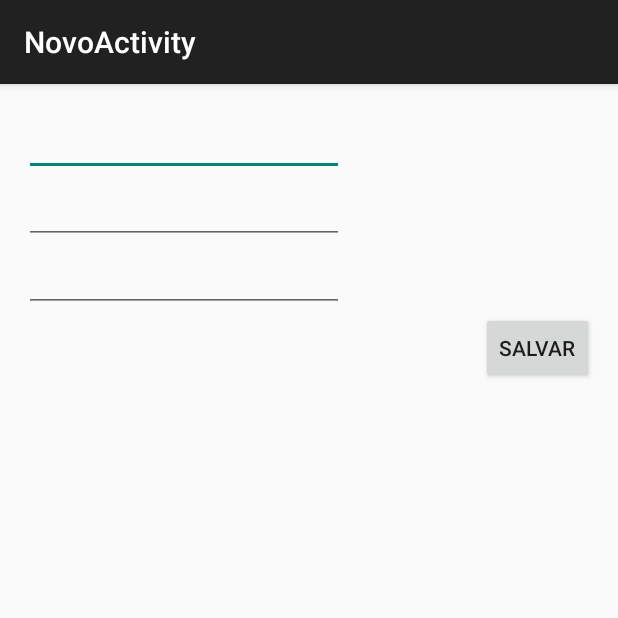
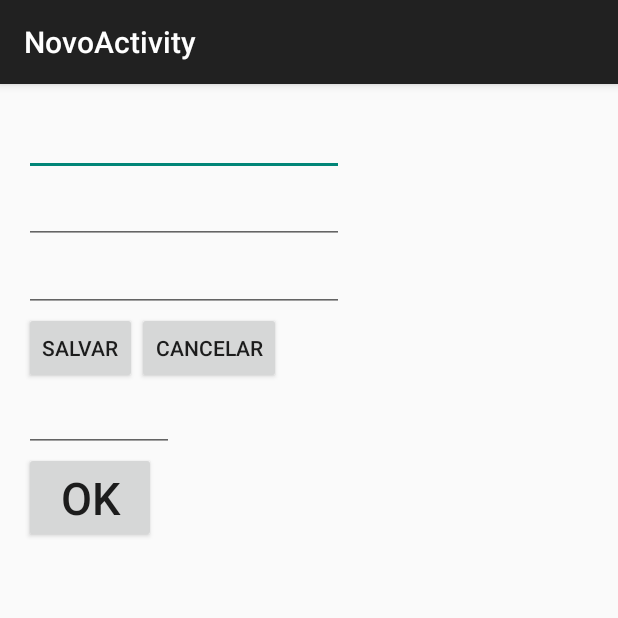
Before and after one commit to Mviiiiiew/TESTOnLine, an Android app: the NovoActivity screen opened directly, with no data from a screen before it, on a phone screen of 412 x 824 dp, the top half of it. Run offline under Robolectric (Android 15) with nearby library versions, the phone set to English and light mode, and no system bars.

```diff
--- a/app/src/main/java/exemplo/webmobile/android/conexaoexterna/NovoActivity.java
+++ b/app/src/main/java/exemplo/webmobile/android/conexaoexterna/NovoActivity.java
@@ -3,9 +3,11 @@ package exemplo.webmobile.android.conexaoexterna;
 import android.content.Intent;
 import android.support.v7.app.ActionBarActivity;
 import android.os.Bundle;
+import android.util.Log;
 import android.view.Menu;
 import android.view.MenuItem;
 import android.view.View;
+import android.widget.Button;
 import android.widget.EditText;
 import android.widget.Toast;
 
@@ -16,6 +18,9 @@ public class NovoActivity extends ActionBarActivity {
     private EditText editTextNome;
     private EditText editTextEmail;
     private EditText editTextTelefone;
+    private  ProductDAO productDAO;
+    EditText edit_barcode;
+    Button btn_Ok;
 
     @Override
     protected void onCreate(Bundle savedInstanceState) {
@@ -23,38 +28,52 @@ public class NovoActivity extends ActionBarActivity {
         setContentView(R.layout.activity_novo);
 
         usuario = new Usuario();
+        productDAO = new ProductDAO();
         editTextNome = (EditText) findViewById(R.id.editTextNome);
         editTextEmail = (EditText) findViewById(R.id.editTextEmail);
         editTextTelefone = (EditText) findViewById(R.id.editTextTelefone);
+        edit_barcode = (EditText) findViewById(R.id.edit_barcode);
+        btn_Ok = (Button) findViewById(R.id.btn_Ok);
+
 
         Intent intent = getIntent();
-        if (intent != null){
+        if (intent != null) {
             Bundle bundle = intent.getExtras();
-            if (bundle != null){
+            if (bundle != null) {
                 usuario.setId(bundle.getInt("id"));
                 editTextNome.setText(bundle.getString("nome"));
                 editTextEmail.setText(bundle.getString("email"));
                 editTextTelefone.setText(bundle.getString("telefone"));
+
             }
         }
+        btn_Ok.setOnClickListener(new View.OnClickListener() {
+            @Override
+            public void onClick(View view) {
+                ProductSaleList productSaleList = new ProductSaleList();
+                productSaleList.setId(productDAO.SearchID(edit_barcode.getText().toString()).getId());
+                productSaleList.setNome(usuario.SearchID(edit_barcode.getText().toString()).getNome());
+
+                String T = productSaleList.getNome();
+                Log.d("NAME","NAME"+T);
+                Toast.makeText(getApplicationContext(), "I" + T, Toast.LENGTH_LONG).show();
+            }
+        });
     }
 
 
-
-
-
-    public void salvar (View view){
+    public void salvar(View view) {
         usuario.setNome(editTextNome.getText().toString());
         usuario.setEmail(editTextEmail.getText().toString());
         usuario.setTelefone(editTextTelefone.getText().toString());
         usuario.salvar();
 
-        Toast.makeText(this,this.usuario.get_mensagem(),Toast.LENGTH_LONG).show();
+        Toast.makeText(this, this.usuario.get_mensagem(), Toast.LENGTH_LONG).show();
         if (usuario.is_status())
             finish();
     }
 
-    public void cancelar (View view){
+    public void cancelar(View view) {
         finish();
     }
 }
--- a/app/src/main/res/layout/activity_novo.xml
+++ b/app/src/main/res/layout/activity_novo.xml
@@ -1,57 +1,74 @@
 <RelativeLayout xmlns:android="http://schemas.android.com/apk/res/android"
-    xmlns:tools="http://schemas.android.com/tools" android:layout_width="match_parent"
-    android:layout_height="match_parent" android:paddingLeft="@dimen/activity_horizontal_margin"
-    android:paddingRight="@dimen/activity_horizontal_margin"
-    android:paddingTop="@dimen/activity_vertical_margin"
-    android:paddingBottom="@dimen/activity_vertical_margin"
-    tools:context="exemplo.webmobile.android.conexaoexterna.NovoActivity">
+                xmlns:tools="http://schemas.android.com/tools"
+                android:layout_width="match_parent"
+                android:layout_height="match_parent"
+                android:paddingBottom="@dimen/activity_vertical_margin"
+                android:paddingLeft="@dimen/activity_horizontal_margin"
+                android:paddingRight="@dimen/activity_horizontal_margin"
+                android:paddingTop="@dimen/activity_vertical_margin"
+                tools:context="exemplo.webmobile.android.conexaoexterna.NovoActivity">
 
     <EditText
+        android:id="@+id/editTextNome"
         android:layout_width="wrap_content"
         android:layout_height="wrap_content"
+        android:layout_alignParentTop="true"
+        android:ems="10"
         android:inputType="textPersonName"
-        android:ems="10"
-        android:id="@+id/editTextNome"
-        android:layout_alignParentTop="true"
-        android:layout_alignParentStart="true" />
+        />
 
     <EditText
+        android:id="@+id/editTextEmail"
         android:layout_width="wrap_content"
         android:layout_height="wrap_content"
+        android:layout_below="@+id/editTextNome"
+        android:ems="10"
         android:inputType="textEmailAddress"
-        android:ems="10"
-        android:id="@+id/editTextEmail"
-        android:layout_below="@+id/editTextNome"
-        android:layout_alignParentStart="true" />
+        />
 
     <EditText
+        android:id="@+id/editTextTelefone"
         android:layout_width="wrap_content"
         android:layout_height="wrap_content"
+        android:layout_below="@+id/editTextEmail"
+        android:ems="10"
         android:inputType="phone"
-        android:ems="10"
-        android:id="@+id/editTextTelefone"
-        android:layout_below="@+id/editTextEmail"
-        android:layout_alignParentStart="true" />
+        />
 
 
     <Button
+        android:id="@+id/buttonSalvar"
         style="?android:attr/buttonStyleSmall"
         android:layout_width="wrap_content"
         android:layout_height="wrap_content"
-        android:text="Salvar"
-        android:id="@+id/buttonSalvar"
         android:layout_below="@+id/editTextTelefone"
-        android:layout_alignParentEnd="true"
-        android:onClick="salvar"/>
+        android:onClick="salvar"
+
+        android:text="Salvar"/>
 
     <Button
+        android:id="@+id/buttonCancelar"
         style="?android:attr/buttonStyleSmall"
         android:layout_width="wrap_content"
         android:layout_height="wrap_content"
-        android:text="Cancelar"
+        android:layout_below="@+id/editTextTelefone"
         android:layout_toRightOf="@+id/buttonSalvar"
-        android:id="@+id/buttonCancelar"
-        android:layout_below="@+id/editTextTelefone"
-        android:layout_toStartOf="@+id/buttonSalvar"
-        android:onClick="cancelar"/>
+        android:onClick="cancelar"
+
+        android:text="Cancelar"/>
+
+    <EditText
+        android:id="@+id/edit_barcode"
+        android:layout_width="100dp"
+        android:layout_height="wrap_content"
+        android:layout_below="@+id/buttonCancelar"/>
+
+    <Button
+        android:layout_below="@+id/edit_barcode"
+        android:id="@+id/btn_Ok"
+        android:layout_width="wrap_content"
+        android:layout_height="wrap_content"
+        android:text="OK"
+        android:textSize="30sp"/>
+
 </RelativeLayout>
```
Also changed, not shown: app/src/main/java/exemplo/webmobile/android/conexaoexterna/ProductDAO.java (added, +34 -0 lines), app/src/main/java/exemplo/webmobile/android/conexaoexterna/ProductSaleList.java (added, +48 -0 lines), app/src/main/java/exemplo/webmobile/android/conexaoexterna/Usuario.java (+35 -12 lines), 1 other file.
